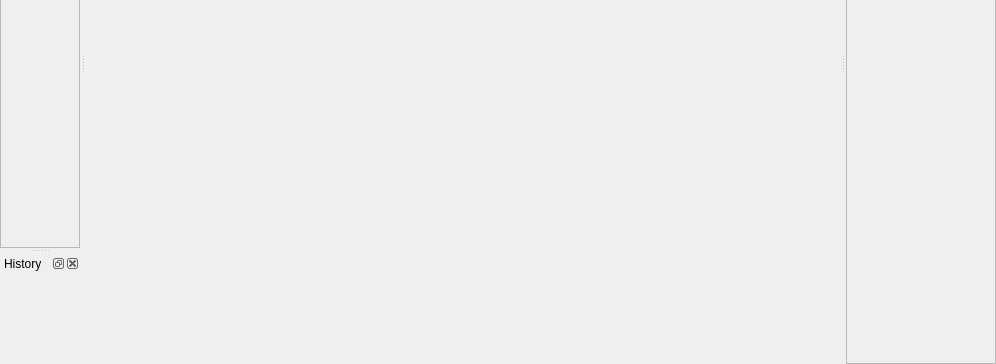
First picture: the form in PyFlow/UI/Widgets/GraphEditor.ui, repository wonderworks-software/PyFlow, before the edit; both pictures show x 0 to 996 and y 286 to 650 of the 996 by 650 pixel window.
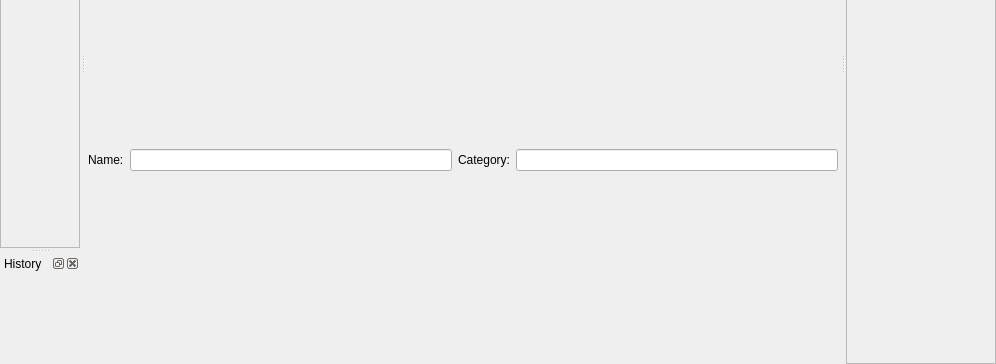
Second picture: the form after the edit. Icons and pictures are not drawn.

Commit message: compound name and category widgets. Variable refs wip

```diff
--- a/PyFlow/UI/Widgets/GraphEditor.ui
+++ b/PyFlow/UI/Widgets/GraphEditor.ui
@@ -68,6 +68,9 @@
         <property name="bottomMargin">
          <number>1</number>
         </property>
+        <property name="spacing">
+         <number>2</number>
+        </property>
         <item row="1" column="0">
          <layout class="QGridLayout" name="SceneLayout">
           <property name="sizeConstraint">
@@ -112,6 +115,67 @@
           </layout>
          </widget>
         </item>
+        <item row="4" column="0">
+         <layout class="QGridLayout" name="SceneLayout">
+          <property name="sizeConstraint">
+           <enum>QLayout::SetMaximumSize</enum>
+          </property>
+         </layout>
+        </item>
+        <item row="2" column="0">
+         <widget class="QWidget" name="CompoundPropertiesWidget" native="true">
+          <property name="sizePolicy">
+           <sizepolicy hsizetype="Preferred" vsizetype="Maximum">
+            <horstretch>0</horstretch>
+            <verstretch>0</verstretch>
+           </sizepolicy>
+          </property>
+          <layout class="QGridLayout" name="gridLayout_2">
+           <property name="leftMargin">
+            <number>0</number>
+           </property>
+           <property name="topMargin">
+            <number>0</number>
+           </property>
+           <property name="rightMargin">
+            <number>0</number>
+           </property>
+           <property name="bottomMargin">
+            <number>0</number>
+           </property>
+           <item row="0" column="0">
+            <layout class="QHBoxLayout" name="horizontalLayout_2">
+             <property name="topMargin">
+              <number>0</number>
+             </property>
+             <property name="bottomMargin">
+              <number>0</number>
+             </property>
+             <item>
+              <widget class="QLabel" name="label_2">
+               <property name="text">
+                <string>Name:</string>
+               </property>
+              </widget>
+             </item>
+             <item>
+              <widget class="QLineEdit" name="leCompoundName"/>
+             </item>
+             <item>
+              <widget class="QLabel" name="label">
+               <property name="text">
+                <string>Category:</string>
+               </property>
+              </widget>
+             </item>
+             <item>
+              <widget class="QLineEdit" name="leCompoundCategory"/>
+             </item>
+            </layout>
+           </item>
+          </layout>
+         </widget>
+        </item>
        </layout>
       </widget>
      </widget>
```
Left out of the diff: 9 changed lines with no effect on the pictures. The commit also changes 34 other files.
